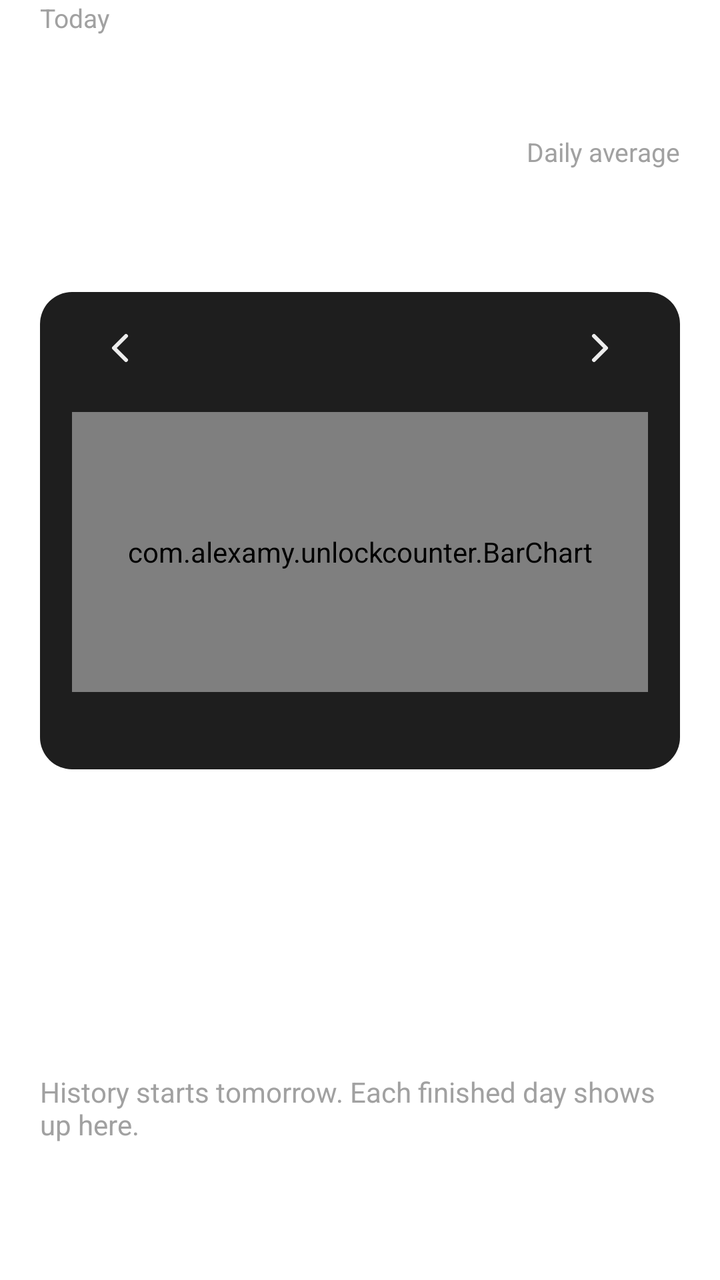
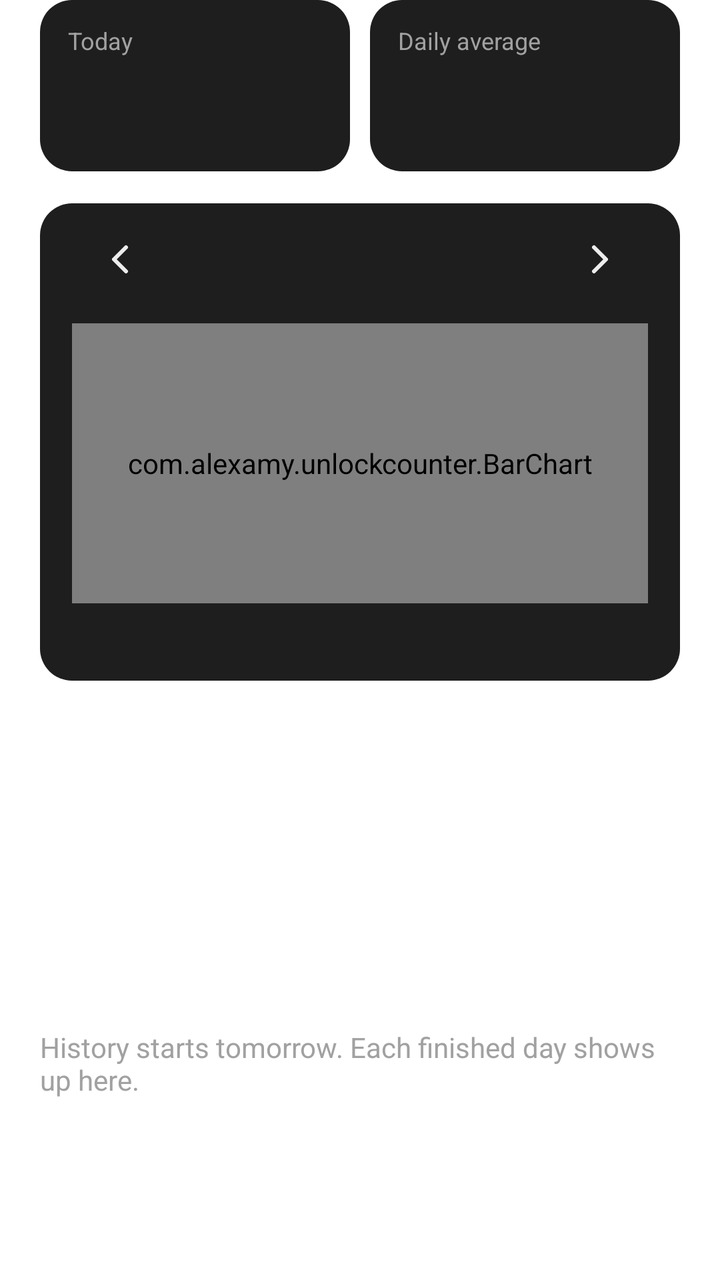

An Android layout rendered at two revisions. The XML below is the earlier revision; the diff shows what the commit changed to produce the second picture.
<!-- AndroidManifest.xml: fallback theme Theme.MaterialComponents.DayNight.NoActionBar -->
<!-- res/layout/tab_history.xml -->
<?xml version="1.0" encoding="utf-8"?>
<FrameLayout xmlns:android="http://schemas.android.com/apk/res/android"
    android:layout_width="match_parent"
    android:layout_height="match_parent"
    android:accessibilityPaneTitle="@string/tab_history">

    <LinearLayout
        android:layout_width="match_parent"
        android:layout_height="match_parent"
        android:orientation="vertical"
        android:paddingHorizontal="20dp">

        <LinearLayout
            android:layout_width="match_parent"
            android:layout_height="wrap_content"
            android:gravity="bottom"
            android:orientation="horizontal">

            <LinearLayout
                android:layout_width="0dp"
                android:layout_height="wrap_content"
                android:layout_weight="1"
                android:orientation="vertical">

                <TextView
                    android:layout_width="wrap_content"
                    android:layout_height="wrap_content"
                    android:text="@string/today"
                    android:textColor="@color/text_muted"
                    android:textSize="13sp" />

                <TextView
                    android:id="@+id/today_count"
                    android:layout_width="wrap_content"
                    android:layout_height="wrap_content"
                    android:includeFontPadding="false"
                    android:textColor="@color/text"
                    android:textSize="96sp" />
            </LinearLayout>

            <LinearLayout
                android:layout_width="wrap_content"
                android:layout_height="wrap_content"
                android:layout_marginBottom="8dp"
                android:gravity="end"
                android:orientation="vertical">

                <TextView
                    android:layout_width="wrap_content"
                    android:layout_height="wrap_content"
                    android:text="@string/average_14"
                    android:textColor="@color/text_muted"
                    android:textSize="13sp" />

                <TextView
                    android:id="@+id/average"
                    android:layout_width="wrap_content"
                    android:layout_height="wrap_content"
                    android:textColor="@color/text"
                    android:textSize="28sp"
                    android:textStyle="bold" />
            </LinearLayout>
        </LinearLayout>

        <LinearLayout
            android:layout_width="match_parent"
            android:layout_height="wrap_content"
            android:layout_marginVertical="16dp"
            android:background="@drawable/bg_card"
            android:orientation="vertical"
            android:paddingHorizontal="16dp"
            android:paddingTop="4dp"
            android:paddingBottom="16dp">

            <LinearLayout
                android:layout_width="match_parent"
                android:layout_height="wrap_content"
                android:gravity="center_vertical"
                android:orientation="horizontal">

                <ImageButton
                    android:id="@+id/prev_week"
                    style="@style/Spot"
                    android:layout_width="48dp"
                    android:layout_height="48dp"
                    android:background="?android:attr/selectableItemBackgroundBorderless"
                    android:contentDescription="@string/previous_week"
                    android:src="@drawable/ic_chevron_left"
                    android:tint="@color/text" />

                <TextView
                    android:id="@+id/week_label"
                    android:layout_width="0dp"
                    android:layout_height="wrap_content"
                    android:layout_weight="1"
                    android:accessibilityLiveRegion="polite"
                    android:gravity="center"
                    android:textColor="@color/text"
                    android:textSize="14sp" />

                <ImageButton
                    android:id="@+id/next_week"
                    style="@style/Spot"
                    android:layout_width="48dp"
                    android:layout_height="48dp"
                    android:background="?android:attr/selectableItemBackgroundBorderless"
                    android:contentDescription="@string/next_week"
                    android:src="@drawable/ic_chevron_right"
                    android:tint="@color/text" />
            </LinearLayout>

            <com.alexamy.unlockcounter.BarChart
                android:id="@+id/bars"
                android:layout_width="match_parent"
                android:layout_height="140dp"
                android:layout_marginTop="8dp" />

            <LinearLayout
                android:id="@+id/weekdays"
                android:layout_width="match_parent"
                android:layout_height="wrap_content"
                android:layout_marginTop="8dp"
                android:importantForAccessibility="noHideDescendants"
                android:orientation="horizontal">

                <TextView style="@style/WeekdayLabel" />
                <TextView style="@style/WeekdayLabel" />
                <TextView style="@style/WeekdayLabel" />
                <TextView style="@style/WeekdayLabel" />
                <TextView style="@style/WeekdayLabel" />
                <TextView style="@style/WeekdayLabel" />
                <TextView style="@style/WeekdayLabel" />
            </LinearLayout>
        </LinearLayout>

        <ListView
            android:id="@+id/history"
            android:layout_width="match_parent"
            android:layout_height="0dp"
            android:layout_weight="1"
            android:divider="@color/surface_high"
            android:dividerHeight="1dp" />

        <TextView
            android:id="@+id/history_empty"
            android:layout_width="match_parent"
            android:layout_height="0dp"
            android:layout_weight="1"
            android:paddingTop="16dp"
            android:text="@string/history_empty"
            android:textColor="@color/text_muted"
            android:textSize="14sp" />
    </LinearLayout>
</FrameLayout>
<!-- resources referenced by this layout -->
<resources>
  <color name="surface_high">#2A2A2A</color>
  <color name="text">#EDEDED</color>
  <color name="text_muted">#A1A1A1</color>
  <!-- drawable bg_card (drawable) -->
  <?xml version="1.0" encoding="utf-8"?>
  <shape xmlns:android="http://schemas.android.com/apk/res/android" android:shape="rectangle">
      <solid android:color="@color/surface" />
      <corners android:radius="16dp" />
  </shape>
  <!-- drawable ic_chevron_left (drawable) -->
  <?xml version="1.0" encoding="utf-8"?>
  <vector xmlns:android="http://schemas.android.com/apk/res/android"
      android:width="24dp"
      android:height="24dp"
      android:autoMirrored="true"
      android:viewportWidth="24"
      android:viewportHeight="24">
      <path
          android:pathData="M15,6l-6,6 6,6"
          android:strokeWidth="2"
          android:strokeColor="#FFFFFF"
          android:strokeLineCap="round"
          android:strokeLineJoin="round" />
  </vector>
  <!-- drawable ic_chevron_right (drawable) -->
  <?xml version="1.0" encoding="utf-8"?>
  <vector xmlns:android="http://schemas.android.com/apk/res/android"
      android:width="24dp"
      android:height="24dp"
      android:autoMirrored="true"
      android:viewportWidth="24"
      android:viewportHeight="24">
      <path
          android:pathData="M9,6l6,6 -6,6"
          android:strokeWidth="2"
          android:strokeColor="#FFFFFF"
          android:strokeLineCap="round"
          android:strokeLineJoin="round" />
  </vector>
  <string name="average_14">Daily average</string>
  <string name="history_empty">History starts tomorrow. Each finished day shows up here.</string>
  <string name="next_week">Next week</string>
  <string name="previous_week">Previous week</string>
  <string name="tab_history">History</string>
  <string name="today">Today</string>
  <style name="Spot" parent="@android:style/Widget.DeviceDefault.Button.Borderless">
          <item name="android:minHeight">48dp</item>
          <item name="android:minWidth">48dp</item>
          <item name="android:background">@drawable/bg_spot</item>
          <item name="android:stateListAnimator">@null</item>
      </style>
  <style name="WeekdayLabel">
          <item name="android:layout_width">0dp</item>
          <item name="android:layout_height">wrap_content</item>
          <item name="android:layout_weight">1</item>
          <item name="android:gravity">center</item>
          <item name="android:textColor">@color/text_muted</item>
          <item name="android:textSize">11sp</item>
      </style>
  <color name="surface">#1E1E1E</color>
  <color name="accent">#8AB4F8</color>
  <!-- unchanged entries left out for length: 1 -->
</resources>

<!-- the commit's change to res/layout/tab_history.xml (unified diff, before → after) -->
@@ -13,52 +13,28 @@
         <LinearLayout
             android:layout_width="match_parent"
             android:layout_height="wrap_content"
-            android:gravity="bottom"
             android:orientation="horizontal">
 
             <LinearLayout
-                android:layout_width="0dp"
-                android:layout_height="wrap_content"
-                android:layout_weight="1"
-                android:orientation="vertical">
+                android:id="@+id/today_tile"
+                style="@style/HeaderTile"
+                android:layout_marginEnd="10dp"
+                android:clickable="true"
+                android:focusable="true"
+                android:foreground="?android:attr/selectableItemBackground">
 
-                <TextView
-                    android:layout_width="wrap_content"
-                    android:layout_height="wrap_content"
-                    android:text="@string/today"
-                    android:textColor="@color/text_muted"
-                    android:textSize="13sp" />
+                <TextView style="@style/StatLabel" android:textSize="12sp" android:text="@string/today" />
 
-                <TextView
-                    android:id="@+id/today_count"
-                    android:layout_width="wrap_content"
-                    android:layout_height="wrap_content"
-                    android:includeFontPadding="false"
-                    android:textColor="@color/text"
-                    android:textSize="96sp" />
+                <TextView android:id="@+id/today_count" style="@style/HeaderTileValue" />
             </LinearLayout>
 
             <LinearLayout
-                android:layout_width="wrap_content"
-                android:layout_height="wrap_content"
-                android:layout_marginBottom="8dp"
-                android:gravity="end"
-                android:orientation="vertical">
+                android:id="@+id/average_tile"
+                style="@style/HeaderTile">
 
-                <TextView
-                    android:layout_width="wrap_content"
-                    android:layout_height="wrap_content"
-                    android:text="@string/average_14"
-                    android:textColor="@color/text_muted"
-                    android:textSize="13sp" />
+                <TextView style="@style/StatLabel" android:textSize="12sp" android:text="@string/average_14" />
 
-                <TextView
-                    android:id="@+id/average"
-                    android:layout_width="wrap_content"
-                    android:layout_height="wrap_content"
-                    android:textColor="@color/text"
-                    android:textSize="28sp"
-                    android:textStyle="bold" />
+                <TextView android:id="@+id/average" style="@style/HeaderTileValue" />
             </LinearLayout>
         </LinearLayout>
 
<!-- resource entries referenced after the edit -->
@@ -45,11 +45,34 @@
   <string name="previous_week">Previous week</string>
   <string name="tab_history">History</string>
   <string name="today">Today</string>
+  <style name="HeaderTile">
+          <item name="android:layout_width">0dp</item>
+          <item name="android:layout_height">wrap_content</item>
+          <item name="android:layout_weight">1</item>
+          <item name="android:background">@drawable/bg_card</item>
+          <item name="android:orientation">vertical</item>
+          <item name="android:paddingHorizontal">14dp</item>
+          <item name="android:paddingVertical">12dp</item>
+      </style>
+  <style name="HeaderTileValue">
+          <item name="android:layout_width">wrap_content</item>
+          <item name="android:layout_height">wrap_content</item>
+          <item name="android:fontFeatureSettings">tnum</item>
+          <item name="android:textColor">@color/text</item>
+          <item name="android:textSize">34sp</item>
+          <item name="android:textStyle">bold</item>
+      </style>
   <style name="Spot" parent="@android:style/Widget.DeviceDefault.Button.Borderless">
           <item name="android:minHeight">48dp</item>
           <item name="android:minWidth">48dp</item>
           <item name="android:background">@drawable/bg_spot</item>
           <item name="android:stateListAnimator">@null</item>
+      </style>
+  <style name="StatLabel">
+          <item name="android:layout_width">wrap_content</item>
+          <item name="android:layout_height">wrap_content</item>
+          <item name="android:textColor">@color/text_muted</item>
+          <item name="android:textSize">11sp</item>
       </style>
   <style name="WeekdayLabel">
           <item name="android:layout_width">0dp</item>
